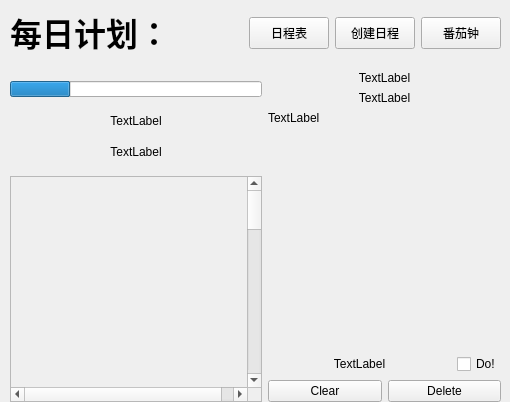
The window that dailyplan.ui (zajuak/TriDoS) describes before a commit, drawn with Qt 5.
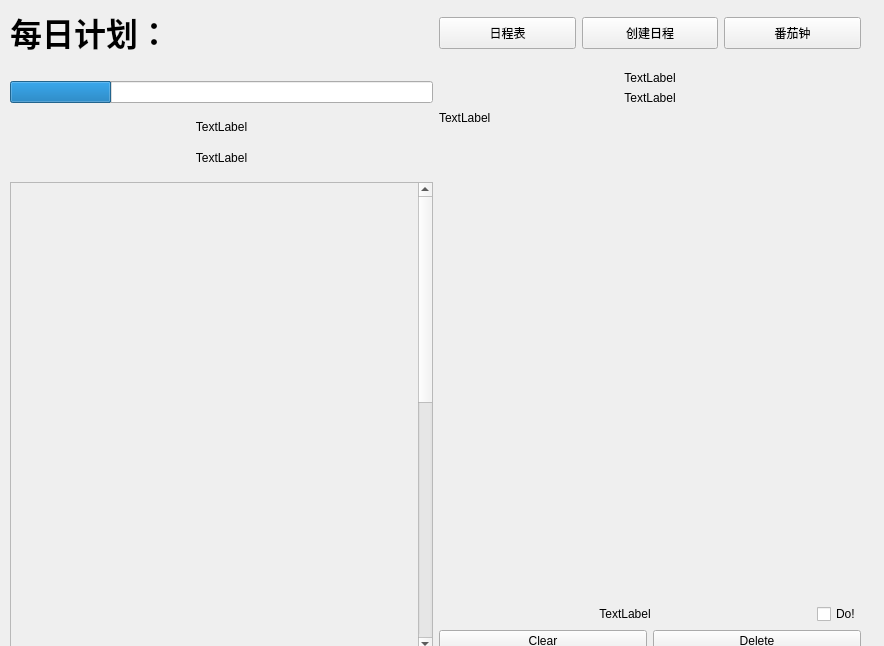
The same window after the commit.

The edit to the form file:
```diff
--- a/dailyplan.ui
+++ b/dailyplan.ui
@@ -6,8 +6,8 @@
    <rect>
     <x>0</x>
     <y>0</y>
-    <width>510</width>
-    <height>402</height>
+    <width>884</width>
+    <height>646</height>
    </rect>
   </property>
   <property name="sizePolicy">
@@ -24,8 +24,8 @@
     <rect>
      <x>0</x>
      <y>1</y>
-     <width>511</width>
-     <height>401</height>
+     <width>871</width>
+     <height>651</height>
     </rect>
    </property>
    <layout class="QVBoxLayout" name="LargeLayout">
```
